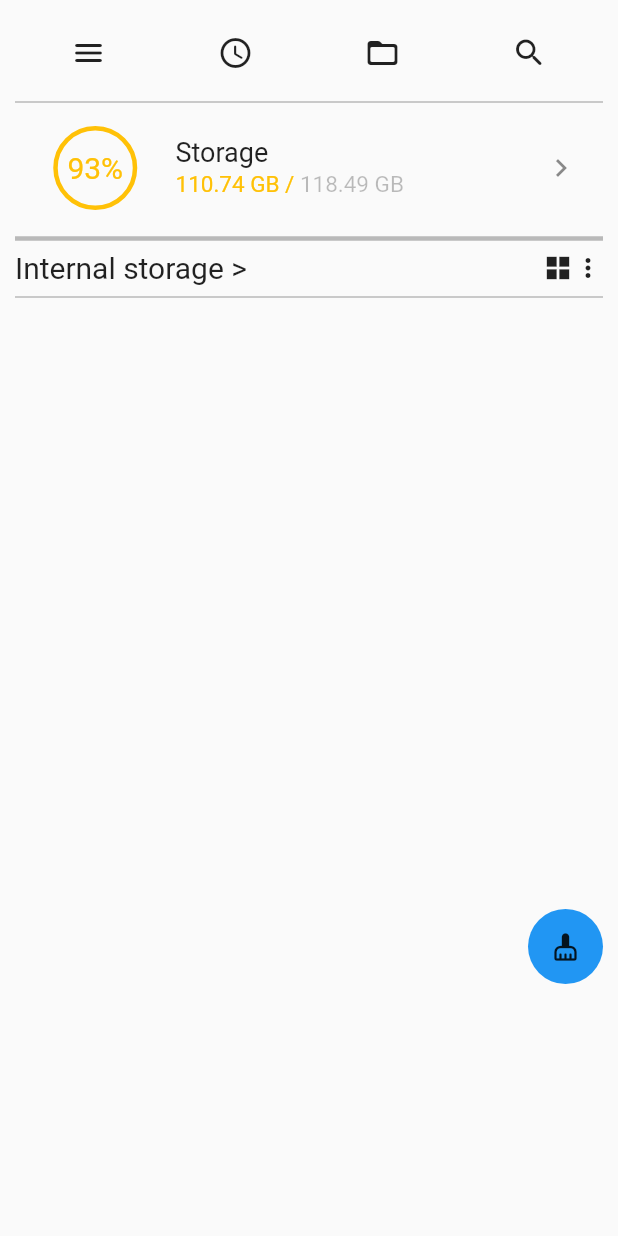
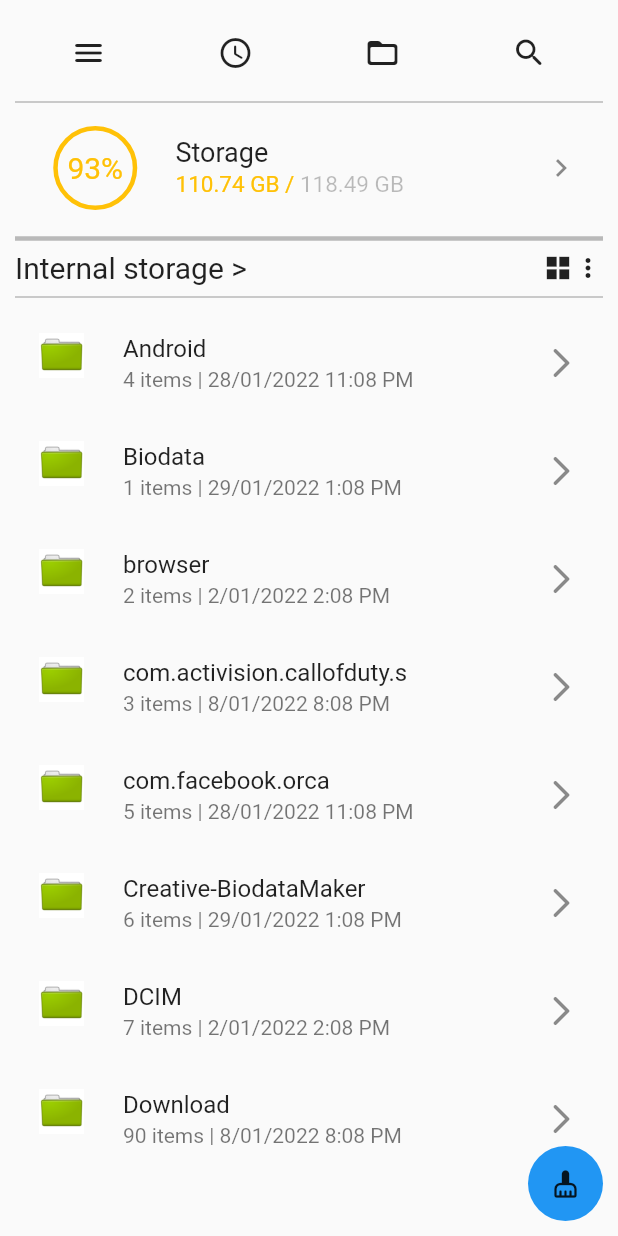
Before and after one commit to VivekTailor19/single_multi_child_widget_04, a Flutter app: the File_Explorer screen opened by its route, after a tap on the "list" icon, on a phone screen of 412 x 824 dp. Run offline on Flutter 3.47's test engine with Material 2 defaults, Android fonts, the light colour scheme and no system bars.

Commit message:
file explorer

```diff
--- a/lib/layouts_04/file_explorer.dart
+++ b/lib/layouts_04/file_explorer.dart
@@ -23,8 +23,7 @@ class _File_ExplorerState extends State<File_Explorer> {
     "MEGA",
     "MidasOversea",
     "MIUI",
-    "MiVideoG-lobal"
-        "Music",
+    "MiVideoG-lobal\"Music",
     "PSP",
     "Sacred Games Sea-",
     "Subtitles",
@@ -33,7 +32,32 @@ class _File_ExplorerState extends State<File_Explorer> {
     "tencent",
     "The Witcher"
   ];
+  List sub_title_folder = [
+    "4 items | 28/01/2022 11:08 PM",
+    "1 items | 29/01/2022 1:08 PM",
+    "2 items | 2/01/2022 2:08 PM",
+    "3 items | 8/01/2022 8:08 PM",
+    "5 items | 28/01/2022 11:08 PM",
+    "6 items | 29/01/2022 1:08 PM",
+    "7 items | 2/01/2022 2:08 PM",
+    "90 items | 8/01/2022 8:08 PM",
+    "11 items | 8/01/2022 8:08 PM",
+    "89 items | 2/01/2022 2:08 PM",
+    "3 items | 8/01/2022 8:08 PM",
+    "7 items | 28/01/2022 11:08 PM",
+    "4 items | 28/01/2022 11:08 PM",
+    "1 items | 29/01/2022 1:08 PM",
+    "2 items | 2/01/2022 2:08 PM",
+    "3 items | 8/01/2022 8:08 PM",
+    "5 items | 28/01/2022 11:08 PM",
+    "6 items | 29/01/2022 1:08 PM",
+    "7 items | 2/01/2022 2:08 PM",
+    "90 items | 8/01/2022 8:08 PM",
+    "11 items | 8/01/2022 8:08 PM",
+    "89 items | 2/01/2022 2:08 PM",
 
+
+  ];
 
 
   @override
@@ -92,13 +116,7 @@ class _File_ExplorerState extends State<File_Explorer> {
                 ),
               ),
               Divider(thickness: 3, color: Colors.black26),
-              // ListTile(
-              //   title: Text("Internal storage >",style: TextStyle(fontSize: 15),),
-              //   trailing: Row(mainAxisAlignment: MainAxisAlignment.end,
-              //   children: [
-              //     Icon(Icons.list_rounded),
-              //     Icon(Icons.more_vert_rounded)],),
-              // ),
+
               Row(mainAxisAlignment: MainAxisAlignment.spaceBetween,
                 children: [
                   Expanded(child: Container(child: Text("Internal storage >",style: TextStyle(fontSize: 20)),)),
@@ -114,31 +132,29 @@ class _File_ExplorerState extends State<File_Explorer> {
                        view=false;
                      }
                    });
+
                   },
                   child: view==false?Icon(Icons.list_rounded,size: 20,):Icon(Icons.grid_view_sharp,size: 20,)),
                   Icon(Icons.more_vert_rounded,size: 20,)
                 ],),
               Divider(thickness: 1, color: Colors.black26),
-              view==false?Expanded(
+              view==false
+                  ?
+              Expanded(
                 child: GridView.builder(
                   gridDelegate: SliverGridDelegateWithFixedCrossAxisCount(
                       crossAxisCount: 5,
                   ),
                   itemBuilder: (context, index) {
-                    return Folder("${folderName[index]}");
+                    return Folder(name: "${folderName[index]}");
                   },
                   scrollDirection: Axis.vertical,
                   itemCount: folderName.length,
                 ),
-              ):SizedBox(
-                height: 400,
+              ):
+              Expanded(
                 child: ListView.builder(itemBuilder: (context, index) {
-                  ListTile(title: Text("fghf"),trailing: Icon(Icons.arrow_forward_ios_rounded),subtitle: Text("sjdhf"),leading: Image.asset(
-                    "assets/images/folder.jpg",
-                    height: 30,
-                    width: 30,
-                    fit: BoxFit.fill,
-                  ),);
+                  return List_Folder(name: "${folderName[index]}",sub: "${sub_title_folder[index]}");
                 },itemCount: folderName.length,),
               ),
               Row(
@@ -164,12 +180,12 @@ class _File_ExplorerState extends State<File_Explorer> {
     );
   }
 
-  Widget Folder(String? name) {
+  Widget Folder({String? name }) {
     return Column(
       mainAxisAlignment: MainAxisAlignment.spaceAround,
       children: [
         Image.asset(
-          "assets/images/folder.jpg",
+          "assets/images/folder2.png",
           height: 30,
           width: 30,
           fit: BoxFit.fill,
@@ -183,4 +199,19 @@ class _File_ExplorerState extends State<File_Explorer> {
       ],
     );
   }
+
+
+  Widget List_Folder({String? name, String? sub}){
+    return ListTile(title: Text("$name"),
+      trailing: Icon(Icons.arrow_forward_ios_rounded),
+      subtitle: Text("$sub"),
+      leading: Container(color: Colors.white,
+        child: Image.asset(
+          "assets/images/folder2.png",
+          height: 30,
+          width: 30,
+          fit: BoxFit.contain,
+        ),
+      ),);
+  }
 }
```
Also changed, not shown: assets/images/folder2.png (added), assets/images/folder3.png (added).
